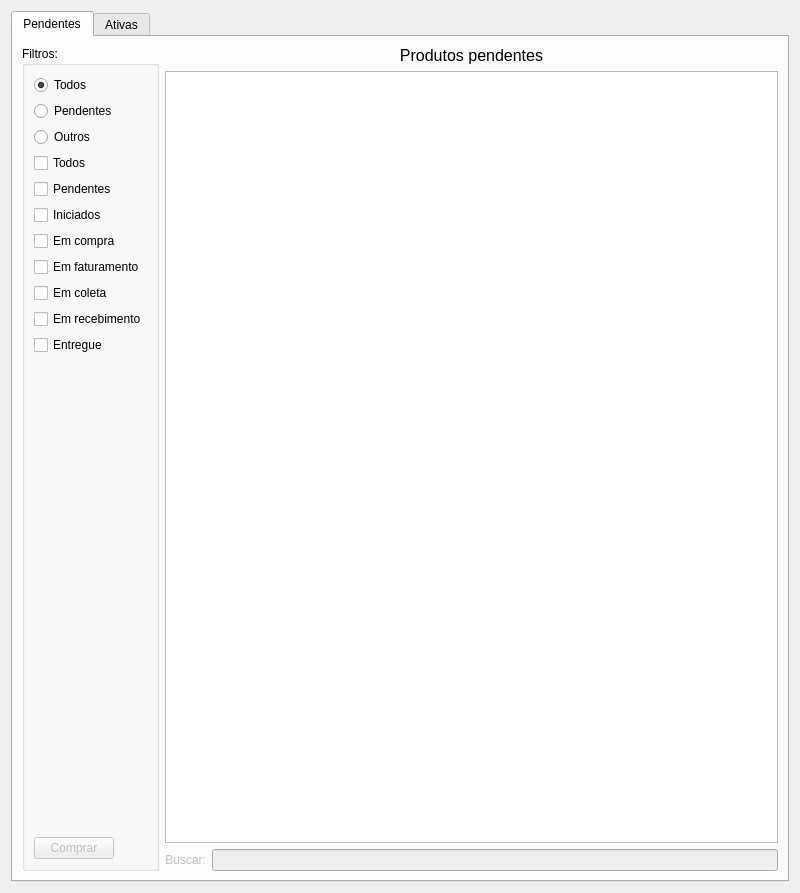
Above: ui/widgetcompra.ui from lellisls/ERP-STACCATO before the change. Below: the same form after it.
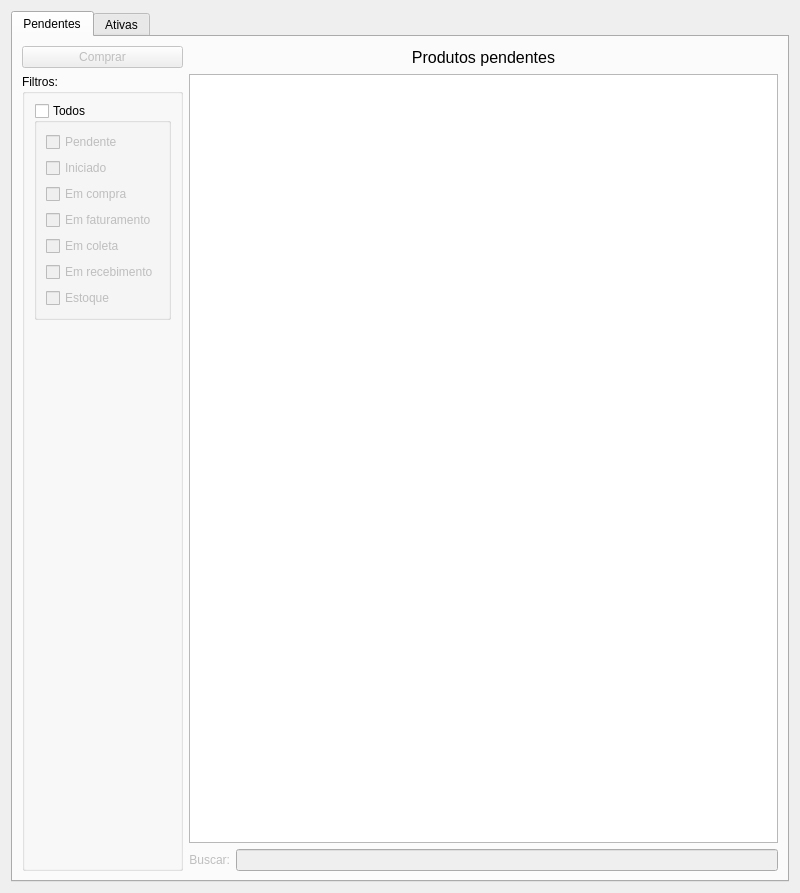
That is the form after the change. Custom widgets are drawn as their Qt base class.

Commit message: Filtro de status no WidgetCompra

```diff
--- a/ui/widgetcompra.ui
+++ b/ui/widgetcompra.ui
@@ -24,16 +24,16 @@
        <string>Pendentes</string>
       </attribute>
       <layout class="QGridLayout" name="gridLayout_4">
-       <item row="0" column="0">
+       <item row="1" column="0">
         <layout class="QGridLayout" name="gridLayout">
-         <item row="2" column="2">
+         <item row="3" column="2">
           <widget class="QLineEdit" name="lineEditBuscaProdutosPend">
            <property name="enabled">
             <bool>false</bool>
            </property>
           </widget>
          </item>
-         <item row="2" column="1">
+         <item row="3" column="1">
           <widget class="QLabel" name="labelPedidosCompra_2">
            <property name="enabled">
             <bool>false</bool>
@@ -46,22 +46,7 @@
            </property>
           </widget>
          </item>
-         <item row="0" column="1" colspan="2">
-          <widget class="QLabel" name="labelPedidosCompra">
-           <property name="font">
-            <font>
-             <pointsize>12</pointsize>
-            </font>
-           </property>
-           <property name="text">
-            <string>Produtos pendentes</string>
-           </property>
-           <property name="alignment">
-            <set>Qt::AlignCenter</set>
-           </property>
-          </widget>
-         </item>
-         <item row="0" column="0" rowspan="3">
+         <item row="1" column="0" rowspan="3">
           <widget class="QGroupBox" name="groupBox_6">
            <property name="enabled">
             <bool>true</bool>
@@ -70,66 +55,92 @@
             <string>Filtros:</string>
            </property>
            <layout class="QGridLayout" name="gridLayout_35">
+            <item row="1" column="0">
+             <widget class="QGroupBox" name="groupBoxStatusPendentes">
+              <property name="title">
+               <string>Todos</string>
+              </property>
+              <property name="checkable">
+               <bool>true</bool>
+              </property>
+              <property name="checked">
+               <bool>false</bool>
+              </property>
+              <layout class="QGridLayout" name="gridLayout_5">
             <item row="3" column="0">
-             <widget class="QCheckBox" name="checkBoxFiltroTodos">
+                <widget class="QCheckBox" name="checkBoxFiltroFaturamento">
+                 <property name="enabled">
+                  <bool>true</bool>
+                 </property>
               <property name="text">
-               <string>Todos</string>
+                  <string>Em faturamento</string>
               </property>
              </widget>
             </item>
             <item row="4" column="0">
-             <widget class="QCheckBox" name="checkBoxFiltroPendentes">
-              <property name="text">
-               <string>Pendentes</string>
-              </property>
-             </widget>
-            </item>
-            <item row="8" column="0">
              <widget class="QCheckBox" name="checkBoxFiltroColeta">
+                 <property name="enabled">
+                  <bool>true</bool>
+                 </property>
               <property name="text">
                <string>Em coleta</string>
               </property>
              </widget>
             </item>
-            <item row="7" column="0">
-             <widget class="QCheckBox" name="checkBoxFiltroFaturamento">
+               <item row="0" column="0">
+                <widget class="QCheckBox" name="checkBoxFiltroPendentes">
+                 <property name="enabled">
+                  <bool>true</bool>
+                 </property>
               <property name="text">
-               <string>Em faturamento</string>
+                  <string>Pendente</string>
               </property>
              </widget>
             </item>
-            <item row="9" column="0">
+               <item row="5" column="0">
              <widget class="QCheckBox" name="checkBoxFiltroRecebimento">
+                 <property name="enabled">
+                  <bool>true</bool>
+                 </property>
               <property name="text">
                <string>Em recebimento</string>
               </property>
              </widget>
             </item>
-            <item row="5" column="0">
-             <widget class="QCheckBox" name="checkBoxFiltroIniciados">
-              <property name="text">
-               <string>Iniciados</string>
-              </property>
-             </widget>
-            </item>
             <item row="6" column="0">
+                <widget class="QCheckBox" name="checkBoxFiltroEstoque">
+                 <property name="enabled">
+                  <bool>true</bool>
+                 </property>
+                 <property name="text">
+                  <string>Estoque</string>
+                 </property>
+                </widget>
+               </item>
+               <item row="1" column="0">
+                <widget class="QCheckBox" name="checkBoxFiltroIniciados">
+                 <property name="enabled">
+                  <bool>true</bool>
+                 </property>
+                 <property name="text">
+                  <string>Iniciado</string>
+                 </property>
+                </widget>
+               </item>
+               <item row="2" column="0">
              <widget class="QCheckBox" name="checkBoxFiltroCompra">
+                 <property name="enabled">
+                  <bool>true</bool>
+                 </property>
               <property name="text">
                <string>Em compra</string>
               </property>
              </widget>
             </item>
-            <item row="0" column="0">
-             <widget class="QRadioButton" name="radioButtonProdPendTodos">
-              <property name="text">
-               <string>Todos</string>
-              </property>
-              <property name="checked">
-               <bool>true</bool>
-              </property>
+              </layout>
              </widget>
             </item>
-            <item row="11" column="0">
+            <item row="2" column="0">
              <spacer name="verticalSpacer_6">
               <property name="orientation">
                <enum>Qt::Vertical</enum>
@@ -142,13 +153,16 @@
               </property>
              </spacer>
             </item>
-            <item row="12" column="0">
+           </layout>
+          </widget>
+         </item>
+         <item row="0" column="0">
              <widget class="QPushButton" name="pushButtonComprar">
               <property name="enabled">
                <bool>false</bool>
               </property>
               <property name="sizePolicy">
-               <sizepolicy hsizetype="Fixed" vsizetype="Fixed">
+            <sizepolicy hsizetype="Preferred" vsizetype="Fixed">
                 <horstretch>0</horstretch>
                 <verstretch>0</verstretch>
                </sizepolicy>
@@ -158,31 +172,22 @@
               </property>
              </widget>
             </item>
-            <item row="1" column="0">
-             <widget class="QRadioButton" name="radioButtonProdPendPend">
-              <property name="text">
-               <string>Pendentes</string>
-              </property>
-             </widget>
-            </item>
-            <item row="2" column="0">
-             <widget class="QRadioButton" name="radioButtonProdPendEmCompra">
+         <item row="0" column="1" colspan="2">
+          <widget class="QLabel" name="labelPedidosCompra">
+           <property name="font">
+            <font>
+             <pointsize>12</pointsize>
+            </font>
+           </property>
               <property name="text">
-               <string>Outros</string>
-              </property>
-             </widget>
-            </item>
-            <item row="10" column="0">
-             <widget class="QCheckBox" name="checkBoxFiltroEntregue">
-              <property name="text">
-               <string>Entregue</string>
+            <string>Produtos pendentes</string>
+           </property>
+           <property name="alignment">
+            <set>Qt::AlignCenter</set>
               </property>
              </widget>
             </item>
-           </layout>
-          </widget>
-         </item>
-         <item row="1" column="1" colspan="2">
+         <item row="1" column="1" rowspan="2" colspan="2">
           <widget class="TableView" name="tableProdutosPend">
            <property name="editTriggers">
             <set>QAbstractItemView::NoEditTriggers</set>
```
Lines whose indentation alone changed are shown as unchanged. The commit also changes 2 other files.
